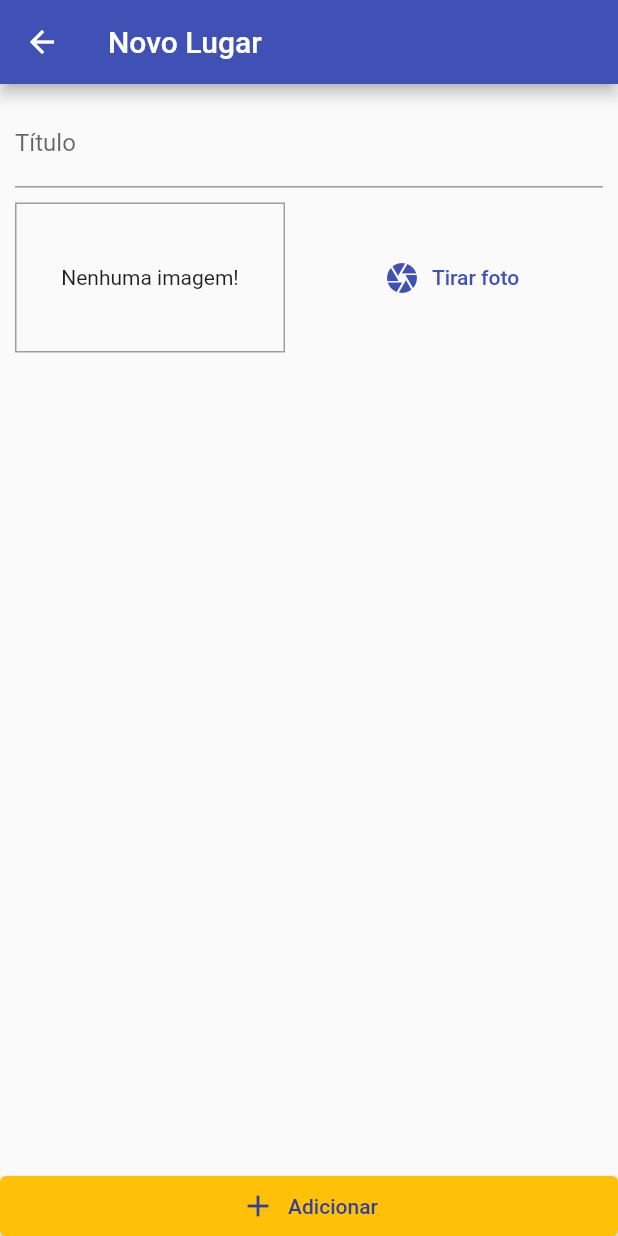
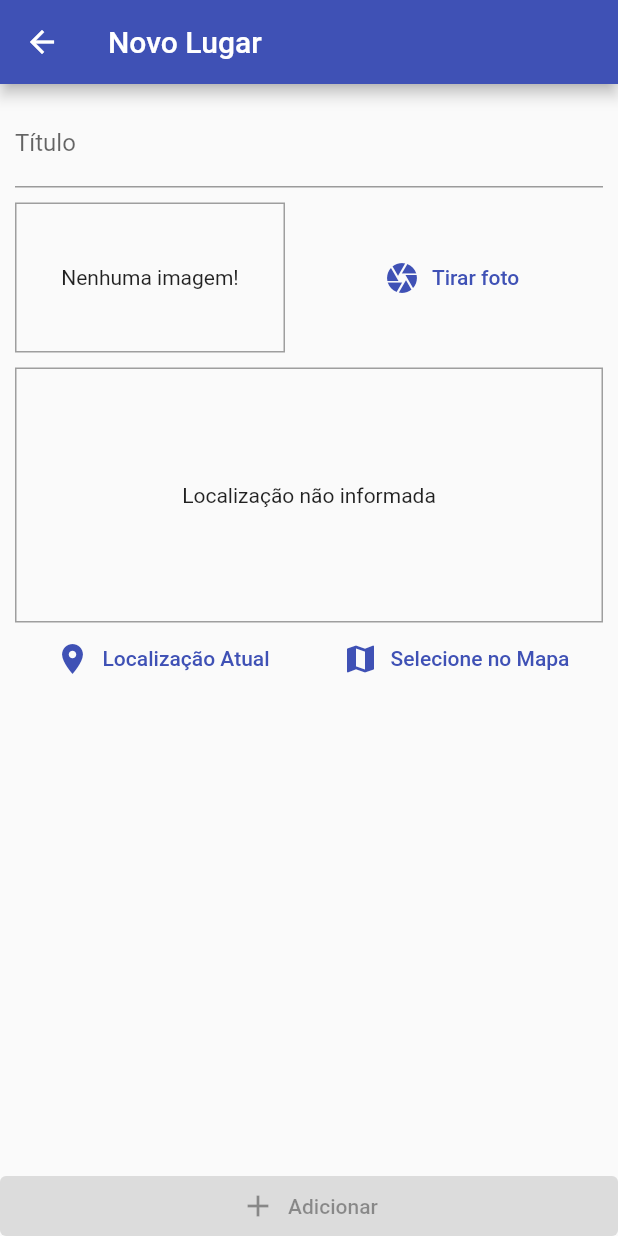
Before and after one commit to lucasalvespdev/great_places, a Flutter app: the PlaceFormScreen screen opened by its route, on a phone screen of 412 x 824 dp. Run offline on Flutter 3.47's test engine with Material 2 defaults, Android fonts, the phone set to English and light mode, and no system bars; our stand-ins replace google_maps_flutter, image_picker, location, sqflite; accounts and stored records are empty.

Commit message:
Adicionando funcionalidade de localização

```diff
--- a/lib/main.dart
+++ b/lib/main.dart
@@ -1,5 +1,6 @@
 import 'package:flutter/material.dart';
 import 'package:great_places/providers/great_places.dart';
+import 'package:great_places/screens/place_datail_screen.dart';
 import 'package:great_places/screens/place_form_screen.dart';
 import 'package:great_places/utils/app_routes.dart';
 import 'package:provider/provider.dart';
@@ -25,6 +26,7 @@ class MyApp extends StatelessWidget {
         home: PlacesListScreen(),
         routes: {
           AppRoutes.PLACE_FORM: (ctx) => PlaceFormScreen(),
+          AppRoutes.PLACE_DETAIL: (ctx) => PlaceDetailScreen(),
         },
       ),
     );
--- a/lib/models/place.dart
+++ b/lib/models/place.dart
@@ -1,27 +1,34 @@
 import 'dart:io';
+
+import 'package:flutter/material.dart';
+import 'package:google_maps_flutter/google_maps_flutter.dart';
 
 class PlaceLocation {
   final double latitude;
   final double longitude;
-  final String? adress;
+  final String? address;
 
-  PlaceLocation({
+  const PlaceLocation({
     required this.latitude,
     required this.longitude,
-    this.adress,
+    this.address,
   });
+
+  LatLng toLatLng() {
+    return LatLng(this.latitude, this.longitude);
+  }
 }
 
 class Place {
   final String id;
   final String title;
-  final PlaceLocation localizacao;
+  final PlaceLocation location;
   final File image;
 
   Place({
     required this.id,
     required this.title,
-    required this.localizacao,
+    required this.location,
     required this.image,
   });
 }
--- a/lib/screens/place_form_screen.dart
+++ b/lib/screens/place_form_screen.dart
@@ -1,8 +1,10 @@
 import 'dart:io';
 
 import 'package:flutter/material.dart';
+import 'package:google_maps_flutter/google_maps_flutter.dart';
 import 'package:great_places/providers/great_places.dart';
 import 'package:great_places/widgets/image_input.dart';
+import 'package:great_places/widgets/location_input.dart';
 import 'package:provider/provider.dart';
 
 class PlaceFormScreen extends StatefulWidget {
@@ -15,17 +17,32 @@ class PlaceFormScreen extends StatefulWidget {
 class _PlaceFormScreenState extends State<PlaceFormScreen> {
   final _titleController = TextEditingController();
   File? _pickedImage;
+  LatLng? _pickedPosition;
 
   void _selectImage(File pickedImage) {
-    _pickedImage = pickedImage;
+    setState(() {
+      _pickedImage = pickedImage;
+    });
+  }
+
+  void _selectPosition(LatLng position) {
+    setState(() {
+      _pickedPosition = position;
+    });
+  }
+
+  bool _isValidForm() {
+    return _titleController.text.isNotEmpty &&
+        _pickedImage != null &&
+        _pickedPosition != null;
   }
 
   void _submitForm() {
-    if (_titleController.text.isEmpty || _pickedImage == null) {
+    if (!_isValidForm()) {
       return;
     }
     Provider.of<GreatPlaces>(context, listen: false)
-        .addPlace(_titleController.text, _pickedImage!);
+        .addPlace(_titleController.text, _pickedImage!, _pickedPosition!);
     Navigator.of(context).pop();
   }
 
@@ -50,16 +67,21 @@ class _PlaceFormScreenState extends State<PlaceFormScreen> {
                       decoration: InputDecoration(
                         labelText: 'Título',
                       ),
+                      onChanged: (text) {
+                        setState(() {});
+                      },
                     ),
                     const SizedBox(height: 10),
                     ImageInput(_selectImage),
+                    SizedBox(height: 10),
+                    LocationInput(onSelectPosition: _selectPosition),
                   ],
                 ),
               ),
             ),
           ),
           ElevatedButton.icon(
-            onPressed: _submitForm,
+            onPressed: _isValidForm() ? _submitForm : null,
             label: Text('Adicionar'),
             icon: Icon(Icons.add),
             style: ElevatedButton.styleFrom(
--- a/lib/utils/app_routes.dart
+++ b/lib/utils/app_routes.dart
@@ -1,3 +1,4 @@
 class AppRoutes {
   static const String PLACE_FORM = 'place-form';
+  static const String PLACE_DETAIL = 'place-detail';
 }
--- /dev/null
+++ b/lib/utils/location_util.dart
@@ -0,0 +1,22 @@
+import 'dart:convert';
+
+import 'package:google_maps_flutter/google_maps_flutter.dart';
+import 'package:http/http.dart' as http;
+
+const GOOGLE_API_KEY = 'AIzaSyCaSBDRpX-uztiD8PEJMz1dgKGzO5AJn9k';
+
+class LocationUtil {
+  static String generateLocationPreviewImage({
+    double? latitude,
+    double? longitude,
+  }) {
+    return 'https://maps.googleapis.com/maps/api/staticmap?center=$latitude,$longitude&zoom=13&size=600x300&maptype=roadmap&markers=color:red%7Clabel:C%7C$latitude,$longitude&key=$GOOGLE_API_KEY';
+  }
+
+  static Future<String> getAddressFrom(LatLng position) async {
+    final url = Uri.parse(
+        'https://maps.googleapis.com/maps/api/geocode/json?latlng=${position.latitude},${position.longitude}&key=$GOOGLE_API_KEY');
+    final response = await http.get(url);
+    return json.decode(response.body)['results'][0]['formatted_address'];
+  }
+}
--- /dev/null
+++ b/lib/widgets/location_input.dart
@@ -0,0 +1,102 @@
+import 'package:flutter/material.dart';
+import 'package:google_maps_flutter/google_maps_flutter.dart';
+import 'package:great_places/screens/map_screen.dart';
+import 'package:great_places/utils/location_util.dart';
+import 'package:location/location.dart';
+
+class LocationInput extends StatefulWidget {
+  final Function onSelectPosition;
+
+  const LocationInput({Key? key, required this.onSelectPosition})
+      : super(key: key);
+
+  @override
+  _LocationInputState createState() => _LocationInputState();
+}
+
+class _LocationInputState extends State<LocationInput> {
+  String? _previewImageUrl;
+
+  Future<void> _getCurrentUserLocation() async {
+    try {
+      final locData = await Location().getLocation();
+      final LatLng position = new LatLng(locData.latitude!, locData.longitude!);
+      _showPreview(position);
+
+      widget.onSelectPosition(position);
+    } catch (e) {
+      return;
+    }
+  }
+
+  void _showPreview(LatLng position) {
+    final staticMapImageUrl = LocationUtil.generateLocationPreviewImage(
+      latitude: position.latitude,
+      longitude: position.longitude,
+    );
+    print(staticMapImageUrl);
+    setState(() {
+      _previewImageUrl = staticMapImageUrl;
+    });
+  }
+
+  Future<void> _selectOnMap() async {
+    final LatLng? selectedPosition = await Navigator.of(context).push(
+      MaterialPageRoute(
+        fullscreenDialog: true,
+        builder: (ctx) => MapScreen(),
+      ),
+    );
+
+    if (selectedPosition == null) return;
+
+    _showPreview(selectedPosition);
+
+    widget.onSelectPosition(selectedPosition);
+  }
+
+  @override
+  Widget build(BuildContext context) {
+    return Column(
+      children: [
+        Container(
+          height: 170,
+          width: double.infinity,
+          alignment: Alignment.center,
+          decoration: BoxDecoration(
+            border: Border.all(
+              width: 1,
+              color: Colors.grey,
+            ),
+          ),
+          child: _previewImageUrl == null
+              ? Text('Localização não informada')
+              : Image.network(
+                  _previewImageUrl!,
+                  fit: BoxFit.cover,
+                  width: double.infinity,
+                ),
+        ),
+        Row(
+          mainAxisAlignment: MainAxisAlignment.center,
+          children: [
+            Expanded(
+              child: TextButton.icon(
+                icon: Icon(Icons.location_on),
+                label: Text('Localização Atual'),
+                onPressed: _getCurrentUserLocation,
+              ),
+            ),
+            Expanded(
+              child: TextButton.icon(
+                icon: Icon(Icons.map),
+                label: Text('Selecione no Mapa'),
+                onPressed: _selectOnMap,
+              ),
+            ),
+          ],
+        )
+      ],
+    );
+  }
+}
--- a/pubspec.yaml
+++ b/pubspec.yaml
@@ -24,6 +24,8 @@ dependencies:
   flutter:
     sdk: flutter
   provider: ^6.0.1
+  sqflite: ^2.0.0+4
+  location: ^4.3.0
 
 
   # The following adds the Cupertino Icons font to your application.
@@ -32,6 +34,8 @@ dependencies:
   image_picker: ^0.8.4+1
   path_provider: ^2.0.4
   path: ^1.8.0
+  google_maps_flutter: ^2.0.9
+  http: ^0.13.3
 
 dev_dependencies:
   flutter_test:
```
Also changed, not shown: lib/providers/great_places.dart (+39 -2 lines), lib/screens/map_screen.dart (added, +66 -0 lines), lib/screens/place_datail_screen.dart (added, +57 -0 lines), lib/screens/places_list_screen.dart (+15 -2 lines), lib/utils/db_util.dart (added, +31 -0 lines), pubspec.lock, 3 other files.
